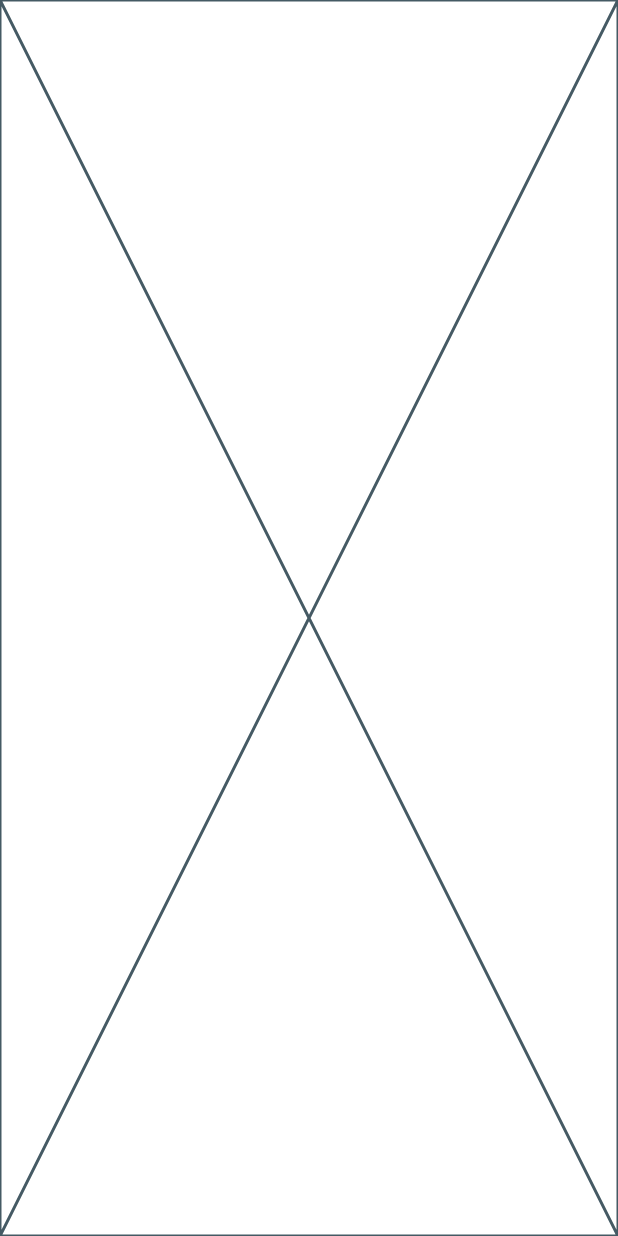
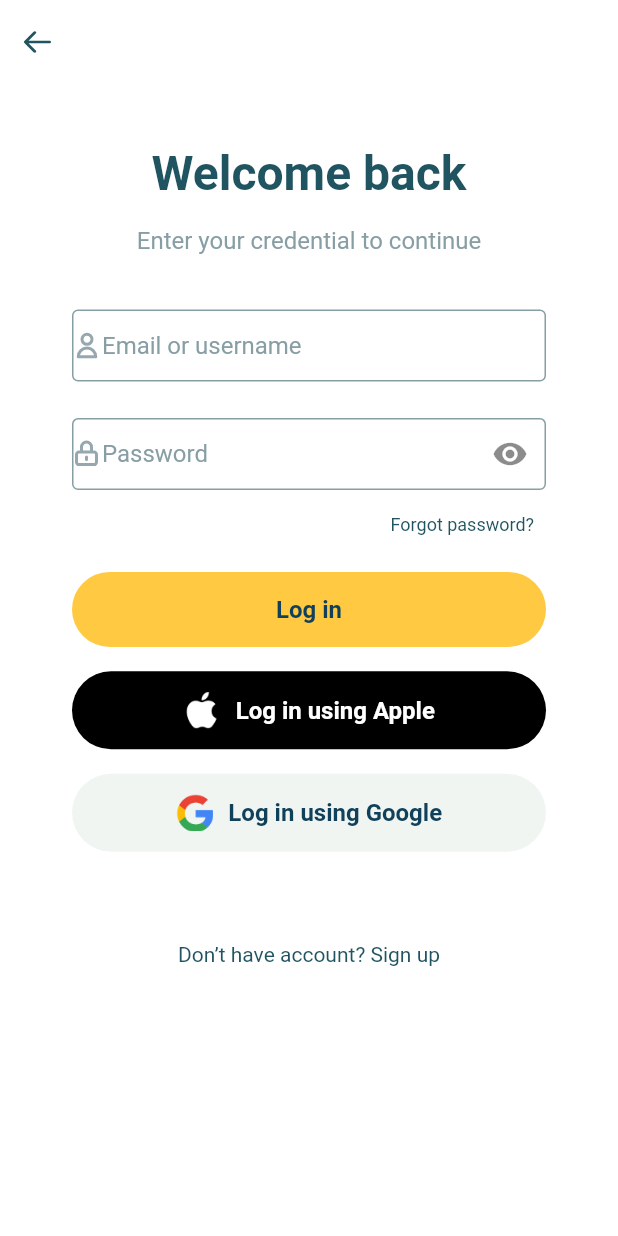
Before and after one commit to Farrux3322/default_project, a Flutter app: the screen it shows after launch, on a phone screen of 412 x 824 dp. Run offline on Flutter 3.47's test engine with Material 2 defaults, Android fonts, the phone set to English and light mode, and no system bars; our stand-ins replace flutter_svg.

Commit message:
Splash screen part2 Login screen Logic and ListView, SingleChildScrollView, StatefulWidget

```diff
--- a/lib/main.dart
+++ b/lib/main.dart
@@ -1,3 +1,4 @@
+import 'package:default_project/ui/auth/login_screen/login_screen.dart';
 import 'package:flutter/material.dart';
 
 void main() {
@@ -9,6 +10,9 @@ class MyApp extends StatelessWidget {
 
   @override
   Widget build(BuildContext context) {
-    return const Placeholder();
+    return const MaterialApp(
+      debugShowCheckedModeBanner: false,
+      home: LoginScreen(),
+    );
   }
 }
--- /dev/null
+++ b/lib/ui/auth/login_screen/login_screen.dart
@@ -0,0 +1,147 @@
+import 'package:default_project/ui/auth/login_screen/widgets/login_button.dart';
+import 'package:default_project/ui/auth/login_screen/widgets/password_input.dart';
+import 'package:default_project/ui/auth/login_screen/widgets/universal_input.dart';
+import 'package:default_project/ui/auth/sign_up/sign_up_screen.dart';
+import 'package:default_project/ui/auth/widget/global_button.dart';
+import 'package:default_project/utils/colors.dart';
+import 'package:default_project/utils/my_icon.dart';
+import 'package:flutter/material.dart';
+import 'package:flutter_svg/flutter_svg.dart';
+
+class LoginScreen extends StatefulWidget {
+  const LoginScreen({Key? key}) : super(key: key);
+
+  @override
+  State<LoginScreen> createState() => _LoginScreenState();
+}
+
+class _LoginScreenState extends State<LoginScreen> {
+  @override
+  Widget build(BuildContext context) {
+    double height = MediaQuery.of(context).size.height;
+    double width = MediaQuery.of(context).size.width;
+
+    return Scaffold(
+      // resizeToAvoidBottomInset: false,
+      backgroundColor: MyColors.white,
+      appBar: AppBar(
+        backgroundColor: MyColors.white,
+        title: GestureDetector(
+            onTap: () {
+              Navigator.pushReplacement(
+                context,
+                MaterialPageRoute(builder: (BuildContext context) {
+                  return const LoginScreen();
+                }),
+              );
+            },
+            child: SvgPicture.asset(
+              MyIcons.back,
+              width: 18,
+              height: 18,
+            )),
+        elevation: 0,
+      ),
+      body: ListView(children: [
+        Column(
+          children: [
+            SizedBox(
+              height: 40 / 812 * height,
+            ),
+            Text(
+              "Welcome back",
+              style: TextStyle(
+                  fontSize: 32,
+                  fontWeight: FontWeight.w600,
+                  color: MyColors.C_1F5460),
+            ),
+            SizedBox(
+              height: 16 / 812 * height,
+            ),
+            Text(
+              "Enter your credential to continue",
+              style: TextStyle(
+                  fontSize: 16,
+                  fontWeight: FontWeight.w400,
+                  color: MyColors.C_879EA4),
+            ),
+            SizedBox(
+              height: 36 / 812 * height,
+            ),
+            UniversalInput(
+                title: "Email or username",
+                iconPath: MyIcons.user,
+                type: TextInputType.emailAddress),
+            SizedBox(
+              height: 24 / 812 * height,
+            ),
+            PasswordInput(
+                title: "Password",
+                iconPath: MyIcons.password,
+                type: TextInputType.text),
+            SizedBox(
+              height: 16 / 812 * height,
+            ),
+            Row(
+              children: [
+                SizedBox(
+                  width: 237 / 375 * width,
+                ),
+                Text(
+                  "Forgot password?",
+                  style: TextStyle(
+                      fontSize: 12,
+                      fontWeight: FontWeight.w400,
+                      color: MyColors.C_1F5460),
+                ),
+              ],
+            ),
+            SizedBox(
+              height: 24 / 812 * height,
+            ),
+            GlobalButton(
+                title: "Log in",
+                onTap: () {
+                  Navigator.pushReplacement(
+                    context,
+                    MaterialPageRoute(builder: (BuildContext context) {
+                      return const SignUpScreen();
+                    }),
+                  );
+                }),
+            SizedBox(
+              height: 16 / 812 * height,
+            ),
+            LoginWithButton(
+                title: "Log in using Apple",
+                onTap: () {},
+                icon: MyIcons.apple,
+                color: MyColors.black,
+                textColor: MyColors.white),
+            SizedBox(
+              height: 16 / 812 * height,
+            ),
+            LoginWithButton(
+                title: "Log in using Google",
+                onTap: () {},
+                icon: MyIcons.google,
+                color: MyColors.C_F0F5F2,
+                textColor: MyColors.C_10405A),
+            SizedBox(
+              height: 60 / 812 * height,
+            ),
+            Center(
+              child: Text(
+                "Don’t have account? Sign up",
+                style: TextStyle(
+                    fontSize: 14,
+                    fontWeight: FontWeight.w400,
+                    color: MyColors.C_1F5460),
+              ),
+            ),
+          ],
+        ),
+      ]),
+    );
+  }
+}
--- /dev/null
+++ b/lib/ui/auth/login_screen/widgets/login_button.dart
@@ -0,0 +1,58 @@
+import 'package:flutter/material.dart';
+
+class LoginWithButton extends StatelessWidget {
+  const LoginWithButton(
+      {Key? key,
+      required this.title,
+      required this.onTap,
+      required this.icon,
+      required this.color,
+      required this.textColor})
+      : super(key: key);
+
+  final String title;
+  final String icon;
+  final Color color;
+  final Color textColor;
+
+  final VoidCallback onTap;
+
+  @override
+  Widget build(BuildContext context) {
+    return Padding(
+      padding: const EdgeInsets.symmetric(horizontal: 48),
+      child: Ink(
+        height: 52,
+        padding: const EdgeInsets.symmetric(horizontal: 32),
+        decoration: BoxDecoration(
+          borderRadius: BorderRadius.circular(100),
+          color: color,
+        ),
+        child: InkWell(
+          onTap: onTap,
+          child: Row(
+            mainAxisAlignment: MainAxisAlignment.center,
+            children: [
+              Image.asset(
+                icon,
+                width: 25,
+                height: 25,
+              ),
+              const SizedBox(
+                width: 10,
+              ),
+              Text(
+                title,
+                style: TextStyle(
+                  fontWeight: FontWeight.w600,
+                  color: textColor,
+                  fontSize: 16,
+                ),
+              ),
+            ],
+          ),
+        ),
+      ),
+    );
+  }
+}
--- /dev/null
+++ b/lib/ui/auth/login_screen/widgets/password_input.dart
@@ -0,0 +1,120 @@
+import 'package:default_project/utils/colors.dart';
+
+import 'package:flutter/material.dart';
+import 'package:flutter_svg/flutter_svg.dart';
+
+import '../../../../utils/my_icon.dart';
+
+class PasswordInput extends StatefulWidget {
+  PasswordInput({
+    Key? key,
+    required this.title,
+    required this.iconPath,
+    required this.type,
+    this.isPassword = false,
+  }) : super(key: key);
+
+  final String title;
+  final String iconPath;
+
+  final TextInputType type;
+  bool isPassword;
+
+  @override
+  State<PasswordInput> createState() => _PasswordInputState();
+}
+
+class _PasswordInputState extends State<PasswordInput> {
+  bool quick = true;
+
+  @override
+  Widget build(BuildContext context) {
+    return Padding(
+      padding: const EdgeInsets.symmetric(horizontal: 48),
+      child: Column(
+        crossAxisAlignment: CrossAxisAlignment.start,
+        children: [
+          TextField(
+            obscureText: quick,
+            textInputAction: TextInputAction.done,
+            cursorColor: MyColors.white,
+            cursorHeight: 20,
+            cursorWidth: 1.5,
+            keyboardType: TextInputType.visiblePassword,
+            onChanged: (value) {},
+            onSubmitted: (value) {},
+            style: TextStyle(
+              fontWeight: FontWeight.w600,
+              fontSize: 16,
+              color: MyColors.black,
+            ),
+            decoration: InputDecoration(
+              suffixIcon: IconButton(
+                icon: Icon(quick ? Icons.visibility : Icons.visibility_off),
+                onPressed: () {
+                  setState(() {
+                    quick = !quick;
+                  });
+                },
+              ),
+              alignLabelWithHint: true,
+              prefixIcon: SvgPicture.asset(MyIcons.password),
+              prefixIconConstraints: const BoxConstraints(
+                minHeight: 15,
+                minWidth: 11.67,
+              ),
+              hintText: widget.title,
+              hintStyle: TextStyle(
+                fontWeight: FontWeight.w400,
+                fontSize: 16,
+                color: MyColors.C_879EA4,
+              ),
+              fillColor: Colors.red,
+              contentPadding: const EdgeInsets.symmetric(
+                vertical: 8,
+                horizontal: 16,
+              ),
+              // errorText: "Error",
+              // enabled: false,
+              enabledBorder: OutlineInputBorder(
+                borderRadius: BorderRadius.circular(4),
+                borderSide: BorderSide(
+                  width: 1,
+                  color: MyColors.C_879EA4,
+                ),
+              ),
+              disabledBorder: OutlineInputBorder(
+                borderRadius: BorderRadius.circular(4),
+                borderSide: BorderSide(
+                  width: 1,
+                  color: MyColors.C_879EA4,
+                ),
+              ),
+              focusedBorder: OutlineInputBorder(
+                borderRadius: BorderRadius.circular(4),
+                borderSide: BorderSide(
+                  width: 1,
+                  color: MyColors.C_879EA4,
+                ),
+              ),
+              errorBorder: OutlineInputBorder(
+                borderRadius: BorderRadius.circular(4),
+                borderSide: BorderSide(
+                  width: 1,
+                  color: MyColors.C_879EA4,
+                ),
+              ),
+              border: OutlineInputBorder(
+                borderRadius: BorderRadius.circular(4),
+                borderSide: BorderSide(
+                  width: 1,
+                  color: MyColors.C_879EA4,
+                ),
+              ),
+            ),
+          ),
+        ],
+      ),
+    );
+  }
+}
--- /dev/null
+++ b/lib/ui/auth/login_screen/widgets/universal_input.dart
@@ -0,0 +1,102 @@
+import 'package:default_project/utils/colors.dart';
+
+import 'package:flutter/material.dart';
+import 'package:flutter_svg/flutter_svg.dart';
+
+class UniversalInput extends StatelessWidget {
+  UniversalInput({
+    Key? key,
+    required this.title,
+    required this.iconPath,
+    required this.type,
+    this.isPassword = false,
+  }) : super(key: key);
+
+  final String title;
+  final String iconPath;
+
+  final TextInputType type;
+  bool isPassword;
+
+  @override
+  Widget build(BuildContext context) {
+    return Padding(
+      padding: const EdgeInsets.symmetric(horizontal: 48),
+      child: Column(
+        crossAxisAlignment: CrossAxisAlignment.start,
+        children: [
+          TextField(
+            obscureText: isPassword,
+            textInputAction: TextInputAction.done,
+            cursorColor: MyColors.white,
+            cursorHeight: 20,
+            cursorWidth: 1.5,
+            keyboardType: type,
+            onChanged: (value) {},
+            onSubmitted: (value) {},
+            style: TextStyle(
+              fontWeight: FontWeight.w600,
+              fontSize: 16,
+              color: MyColors.black,
+            ),
+            decoration: InputDecoration(
+              prefixIcon: SvgPicture.asset(iconPath),
+              prefixIconConstraints: const BoxConstraints(
+                minHeight: 15,
+                minWidth: 11.67,
+              ),
+              hintText: title,
+              hintStyle: TextStyle(
+                fontWeight: FontWeight.w400,
+                fontSize: 16,
+                color: MyColors.C_879EA4,
+              ),
+              fillColor: Colors.red,
+              contentPadding: const EdgeInsets.symmetric(
+                vertical: 8,
+                horizontal: 16,
+              ),
+              // errorText: "Error",
+              // enabled: false,
+              enabledBorder: OutlineInputBorder(
+                borderRadius: BorderRadius.circular(4),
+                borderSide: BorderSide(
+                  width: 1,
+                  color: MyColors.C_879EA4,
+                ),
+              ),
+              disabledBorder: OutlineInputBorder(
+                borderRadius: BorderRadius.circular(4),
+                borderSide: BorderSide(
+                  width: 1,
+                  color: MyColors.C_879EA4,
+                ),
+              ),
+              focusedBorder: OutlineInputBorder(
+                borderRadius: BorderRadius.circular(4),
+                borderSide: BorderSide(
+                  width: 1,
+                  color: MyColors.C_879EA4,
+                ),
+              ),
+              errorBorder: OutlineInputBorder(
+                borderRadius: BorderRadius.circular(4),
+                borderSide: BorderSide(
+                  width: 1,
+                  color: MyColors.C_879EA4,
+                ),
+              ),
+              border: OutlineInputBorder(
+                borderRadius: BorderRadius.circular(4),
+                borderSide: BorderSide(
+                  width: 1,
+                  color: MyColors.C_879EA4,
+                ),
+              ),
+            ),
+          ),
+        ],
+      ),
+    );
+  }
+}
--- /dev/null
+++ b/lib/ui/auth/sign_up/sign_up_screen.dart
@@ -0,0 +1,143 @@
+import 'package:default_project/ui/auth/login_screen/login_screen.dart';
+import 'package:default_project/ui/auth/login_screen/widgets/login_button.dart';
+import 'package:default_project/ui/auth/login_screen/widgets/password_input.dart';
+import 'package:default_project/ui/auth/login_screen/widgets/universal_input.dart';
+import 'package:default_project/ui/auth/widget/global_button.dart';
+import 'package:default_project/utils/colors.dart';
+import 'package:default_project/utils/my_icon.dart';
+import 'package:flutter/material.dart';
+import 'package:flutter_svg/flutter_svg.dart';
+
+class SignUpScreen extends StatelessWidget {
+  const SignUpScreen({Key? key}) : super(key: key);
+
+  @override
+  Widget build(BuildContext context) {
+    double height = MediaQuery.of(context).size.height;
+
+    return Scaffold(
+      //resizeToAvoidBottomInset: false,
+      backgroundColor: MyColors.white,
+      appBar: AppBar(
+        backgroundColor: MyColors.white,
+        title: GestureDetector(
+            onTap: () {
+              Navigator.pushReplacement(
+                context,
+                MaterialPageRoute(builder: (BuildContext context) {
+                  return const LoginScreen();
+                }),
+              );
+            },
+            child: SvgPicture.asset(
+              MyIcons.back,
+              width: 18,
+              height: 18,
+            )),
+        elevation: 0,
+      ),
+      body: ListView(children: [
+        Expanded(
+          child: Column(
+            children: [
+              SizedBox(
+                height: 10 / 812 * height,
+              ),
+              Text(
+                "Create account",
+                style: TextStyle(
+                    fontSize: 32,
+                    fontWeight: FontWeight.w600,
+                    color: MyColors.C_1F5460),
+              ),
+              SizedBox(
+                height: 10 / 812 * height,
+              ),
+              Text(
+                "Sign up to get started!",
+                style: TextStyle(
+                    fontSize: 16,
+                    fontWeight: FontWeight.w400,
+                    color: MyColors.C_879EA4),
+              ),
+              SizedBox(
+                height: 25 / 812 * height,
+              ),
+              UniversalInput(
+                  title: "Loki Laufeyson",
+                  iconPath: MyIcons.user,
+                  type: TextInputType.text),
+              SizedBox(
+                height: 20 / 812 * height,
+              ),
+              UniversalInput(
+                  title: "Email address",
+                  iconPath: MyIcons.address,
+                  type: TextInputType.emailAddress),
+              SizedBox(
+                height: 20 / 812 * height,
+              ),
+              PasswordInput(
+                  title: "Password",
+                  iconPath: MyIcons.password,
+                  type: TextInputType.text),
+              SizedBox(
+                height: 20 / 812 * height,
+              ),
+              PasswordInput(
+                  title: "Confirm password",
+                  iconPath: MyIcons.password,
+                  type: TextInputType.text),
+              SizedBox(
+                height: 20 / 812 * height,
+              ),
+              GlobalButton(
+                  title: "Sign up",
+                  onTap: () {
+                    Navigator.pushReplacement(
+                      context,
+                      MaterialPageRoute(builder: (BuildContext context) {
+                        return const LoginScreen();
+                      }),
+                    );
+                  }),
+              SizedBox(
+                height: 20 / 812 * height,
+              ),
+              LoginWithButton(
+                  title: "Sign up using Apple",
+                  onTap: () {},
+                  icon: MyIcons.apple,
+                  color: MyColors.black,
+                  textColor: MyColors.white),
+              SizedBox(
+                height: 20 / 812 * height,
+              ),
+              LoginWithButton(
+                  title: "Sign up using Google",
+                  onTap: () {},
+                  icon: MyIcons.google,
+                  color: MyColors.C_F0F5F2,
+                  textColor: MyColors.C_10405A),
+              SizedBox(
+                height: 30 / 812 * height,
+              ),
+              Center(
+                child: Text(
+                  "Already member? Log in",
+                  style: TextStyle(
+                      fontSize: 14,
+                      fontWeight: FontWeight.w400,
+                      color: MyColors.C_1F5460),
+                ),
+              ),
+              SizedBox(
+                height: 30 / 812 * height,
+              ),
+            ],
+          ),
+        ),
+      ]),
+    );
+  }
+}
--- /dev/null
+++ b/lib/ui/auth/widget/global_button.dart
@@ -0,0 +1,37 @@
+import 'package:default_project/utils/colors.dart';
+import 'package:flutter/material.dart';
+
+class GlobalButton extends StatelessWidget {
+  const GlobalButton({Key? key, required this.title, required this.onTap})
+      : super(key: key);
+
+  final String title;
+  final VoidCallback onTap;
+
+  @override
+  Widget build(BuildContext context) {
+    return Padding(
+      padding: const EdgeInsets.symmetric(horizontal: 48),
+      child: Ink(
+        height: 50,
+        decoration: BoxDecoration(
+          borderRadius: BorderRadius.circular(100),
+          color: MyColors.C_FFCA42,
+        ),
+        child: InkWell(
+          onTap: onTap,
+          child: Center(
+            child: Text(
+              title,
+              style: TextStyle(
+                fontWeight: FontWeight.w600,
+                color: MyColors.C_10405A,
+                fontSize: 16,
+              ),
+            ),
+          ),
+        ),
+      ),
+    );
+  }
+}
--- a/lib/utils/colors.dart
+++ b/lib/utils/colors.dart
@@ -3,4 +3,11 @@ import 'package:flutter/material.dart';
 class MyColors {
   static Color white = Colors.white;
   static Color black = Colors.black;
+
+  static Color C_1F5460 = Color(0xFF1F5460);
+  static Color C_879EA4 = Color(0xFF879EA4);
+  static Color C_FFCA42 = Color(0xFFFFCA42);
+  static Color C_10405A = Color(0xFF10405A);
+  static Color C_F0F5F2 = Color(0xFFF0F5F2);
+
 }
--- a/lib/utils/my_icon.dart
+++ b/lib/utils/my_icon.dart
@@ -1,5 +1,12 @@
 class MyIcons{
 
-
+  //svg
+  static String apple = "assets/images/apple.png";
+  static String back = "assets/svg/back.svg";
+  static String eye = "assets/svg/eye.svg";
+  static String google = "assets/images/google.png";
+  static String password = "assets/svg/password.svg";
+  static String user = "assets/svg/user.svg";
+  static String address = "assets/svg/adress.svg";
 
 }
```
Also changed, not shown: assets/images/apple.png (added), assets/images/google.png (added), assets/svg/adress.svg (added), assets/svg/apple.svg (added), assets/svg/back.svg (added), assets/svg/eye.svg (added), assets/svg/google.svg (added), assets/svg/password.svg (added), assets/svg/user.svg (added).
